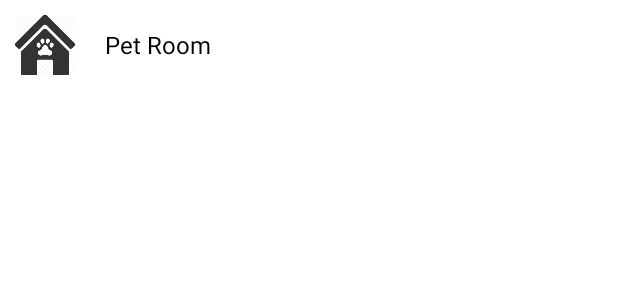
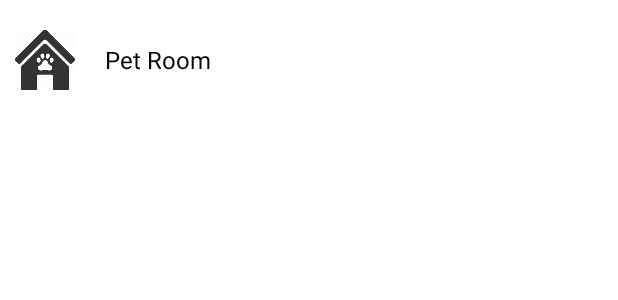
Before and after one commit to djmgeneseo/Pet-Keeper, an Android app: the layout drawer_lay.xml on its own in the app's theme, with its tools: preview values and no code run, on a phone screen of 412 x 824 dp. Shown: the top 300 px of the screen. Run offline under Robolectric (Android 15) with nearby library versions, the phone set to English and light mode, and no system bars.

```diff
--- a/app/src/main/res/layout/drawer_lay.xml
+++ b/app/src/main/res/layout/drawer_lay.xml
@@ -3,6 +3,7 @@
     android:layout_width="match_parent"
     android:layout_height="match_parent"
     android:background="#ffffff">
+
     <ScrollView
         android:id="@+id/scrollViewId"
         android:layout_width="match_parent"
@@ -13,33 +14,32 @@
             android:layout_height="wrap_content"
             android:orientation="vertical"
             android:paddingBottom="10dp"
-            android:paddingTopt="10dp">
+            android:paddingTop="10dp">
 
             <LinearLayout
                 android:id="@+id/row1"
-                android:orientation="horizontal"
                 android:layout_width="match_parent"
                 android:layout_height="wrap_content"
                 android:clickable="true"
+                android:orientation="horizontal"
                 android:padding="10dp">
 
                 <ImageView
                     android:id="@+id/dogHouseId"
+                    android:layout_width="40dp"
+                    android:layout_height="40dp"
                     android:scaleType="centerInside"
-                android:src="@drawable/doghouse"
-                android:layout_width="40dp"
-                android:layout_height="40dp" />
+                    android:src="@drawable/doghouse" />
 
                 <TextView
-                android:id="@+id/textViewId"
+                    android:id="@+id/petHouseId"
                     android:layout_width="match_parent"
                     android:layout_height="match_parent"
-                android:text="@string/pet_room"
                     android:layout_marginLeft="20dp"
                     android:gravity="center_vertical|start"
+                    android:text="@string/pet_room"
                     android:textColor="#000000"
-                android:textSize="16dp"
-                />
+                    android:textSize="16dp" />
             </LinearLayout>
         </LinearLayout>
 
--- a/app/src/main/res/values/strings.xml
+++ b/app/src/main/res/values/strings.xml
@@ -2,4 +2,6 @@
     <string name="app_name">Pet Keeper</string>
     <string name="pet_selection">CHOOSE YOUR PET!</string>
     <string name="pet_room">Pet Room</string>
+    <string name="open">Open</string>
+    <string name="close">Close</string>
 </resources>
```
Also changed, not shown: app/src/main/java/com/example/david/petkeeper/MainActivity.java (+43 -1 lines), app/src/main/res/layout/activity_main.xml (+20 -2 lines). Lines whose indentation alone changed are shown as unchanged.
